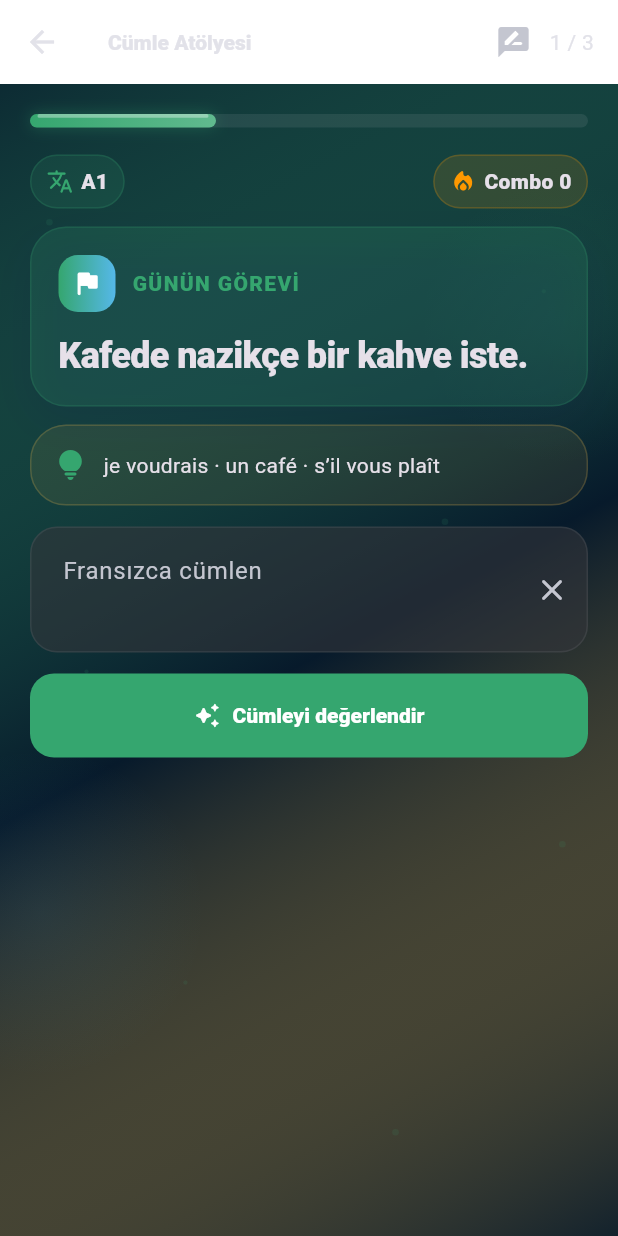
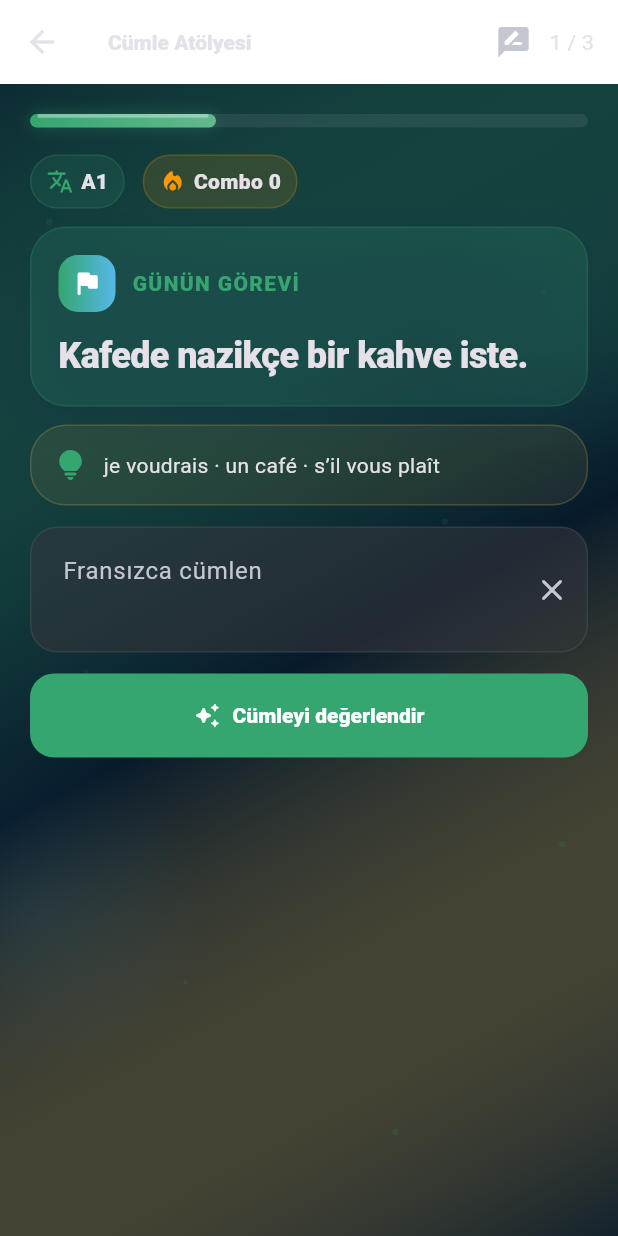
Before and after one commit to ArdaHFO/FrenchApp, a Flutter app: the SentencePracticeScreen screen opened directly with empty values, on a phone screen of 412 x 824 dp. Run offline on Flutter 3.47's test engine with Material 3 defaults, Android fonts, the phone set to English and light mode, and no system bars; our stand-ins replace flutter_markdown, flutter_tts, just_audio, sqflite, youtube_player_iframe; accounts and stored records are empty; statements that could not run were skipped.

Commit message:
fix: resolve BUG-012 narrow large-text sentence layout

```diff
--- a/lib/features/practice/sentence_practice_screen.dart
+++ b/lib/features/practice/sentence_practice_screen.dart
@@ -152,14 +152,15 @@ class _SentencePracticeScreenState extends State<SentencePracticeScreen> with Pr
           height: 9,
         ),
         const SizedBox(height: 18),
-        Row(
+        Wrap(
+          spacing: 12,
+          runSpacing: 8,
           children: <Widget>[
             GamePill(
               icon: Icons.translate_rounded,
               label: widget.level.code,
               color: color,
             ),
-            const Spacer(),
             AnimatedSwitcher(
               duration: MotionTokens.rewardPop,
               transitionBuilder: (Widget child, Animation<double> animation) =>
@@ -209,14 +210,14 @@ class _SentencePracticeScreenState extends State<SentencePracticeScreen> with Pr
                     ),
                   ),
                   const SizedBox(width: 11),
-                  Text(
+                  Expanded(child: Text(
                     'GÜNÜN GÖREVİ',
                     style: theme.textTheme.labelLarge?.copyWith(
                       color: color,
                       fontWeight: FontWeight.w900,
                       letterSpacing: 0.9,
                     ),
-                  ),
+                  )),
                 ],
               ),
               const SizedBox(height: 14),
```
Also changed, not shown: 1 other file.
